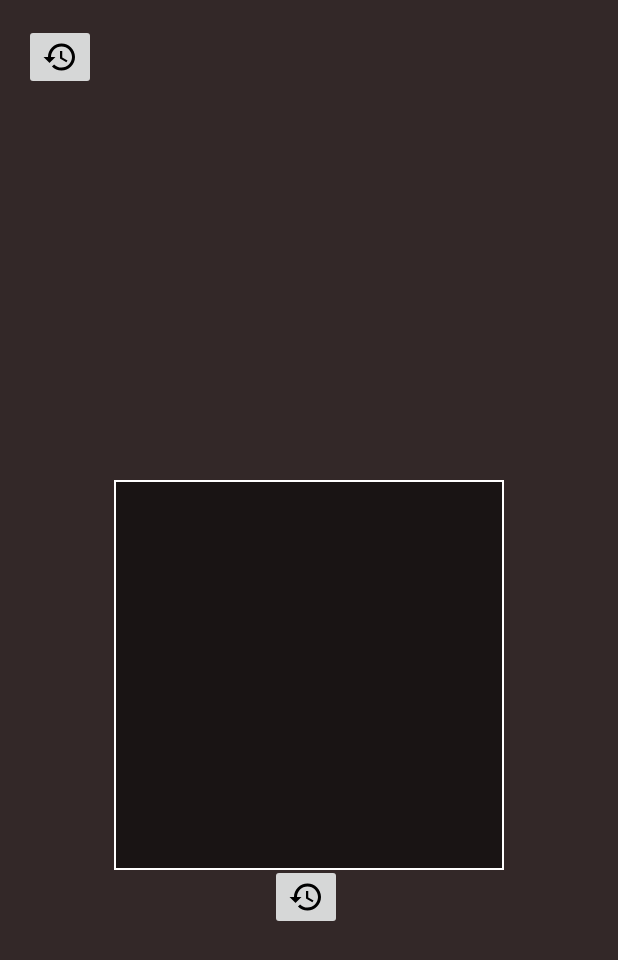
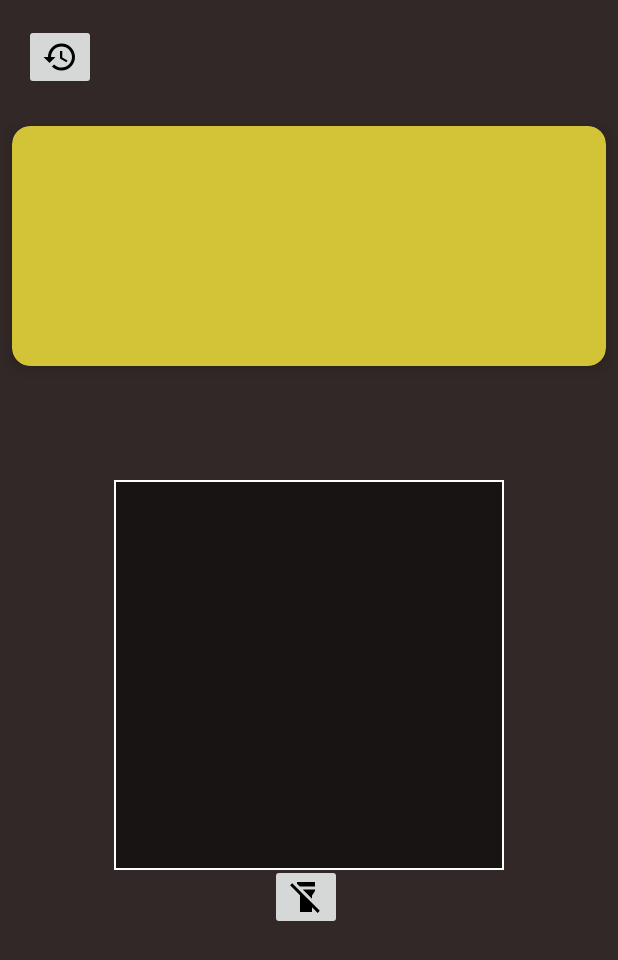
Before and after one commit to mouhcine-elhoubbadi/QRCode, an Android app: the MainActivity screen opened directly, with no data from a screen before it, on a phone screen of 412 x 824 dp. Shown: the top 960 px of the screen. Run offline under Robolectric (Android 15) with nearby library versions, the phone set to English and light mode, and no system bars; libraries missing offline, so code that uses them is left out: androidx.camera.core, androidx.camera.lifecycle, androidx.camera.view, com.google.mlkit.vision; plain views replace PreviewView; 3 statements that could not run were skipped.

Commit message:
projet nadi

```diff
--- a/app/src/main/res/layout/activity_historique.xml
+++ b/app/src/main/res/layout/activity_historique.xml
@@ -10,7 +10,7 @@
         android:id="@+id/emptyHistoryTextView"
         android:layout_width="wrap_content"
         android:layout_height="wrap_content"
-        android:text="Chargement de l'historique..."
+        android:text="@string/name"
         android:textSize="18sp"
         android:paddingBottom="10dp" />
 
--- a/app/src/main/res/layout/activity_main.xml
+++ b/app/src/main/res/layout/activity_main.xml
@@ -18,7 +18,7 @@
         android:layout_alignParentEnd="true"
         android:layout_margin="16dp"/>
 
-        <!-- عرض الكاميرا -->
+
     <FrameLayout
         android:layout_width="match_parent"
         android:layout_height="match_parent">
@@ -43,20 +43,32 @@
 
         </androidx.camera.view.PreviewView>
 
-
+<androidx.cardview.widget.CardView
+    xmlns:android="http://schemas.android.com/apk/res/android"
+    android:layout_width="match_parent"
+    android:layout_height="160dp"
+    app:cardBackgroundColor="@color/jeune"
+    android:layout_margin="8dp"
+    app:cardCornerRadius="12dp"
+    app:cardElevation="6dp">
+    >
     <TextView
         android:id="@+id/Affiche"
         android:layout_width="match_parent"
         android:layout_height="wrap_content"
         android:gravity="center"
         android:text=""
+        android:padding="16dp"
+        android:textSize="16sp"
         android:layout_marginTop="20dp"
         android:textColor="@color/white" />
+</androidx.cardview.widget.CardView>
+
         <ImageButton
             android:id="@+id/flashButton"
             android:layout_width="wrap_content"
             android:layout_height="wrap_content"
-            android:src="@drawable/history"
+            android:src="@drawable/flashof"
             android:contentDescription="Historique"
             android:layout_alignParentEnd="true"
             android:layout_marginTop="500dp"
--- a/app/src/main/res/layout/item_historique.xml
+++ b/app/src/main/res/layout/item_historique.xml
@@ -10,7 +10,7 @@
         android:layout_height="wrap_content"
         android:padding="8dp"
         android:textSize="16sp"
-        android:background="@android:color/darker_gray"
+        android:background="@color/gray"
         android:textColor="@android:color/white"
         tools:ignore="MissingConstraints" />
 
--- a/app/src/main/res/values/colors.xml
+++ b/app/src/main/res/values/colors.xml
@@ -4,4 +4,6 @@
     <color name="white">#FFFFFFFF</color>
     <color name="white1">#354C87</color>
     <color name="orange">#DE8D18</color>
+    <color name="jeune">#D3C336</color>
+    <color name="gray">#AAAAAA</color>
 </resources>
--- a/app/src/main/res/values/strings.xml
+++ b/app/src/main/res/values/strings.xml
@@ -1,3 +1,6 @@
 <resources>
     <string name="app_name">QRCode</string>
+    <string name="name">Chargement de l\'historique...</string>
+    <string name="hint">Enter votre nom complet</string>
+    <string name="title">QR Code Scanner Generator</string>
 </resources>
```
Also changed, not shown: app/src/main/res/layout/activity_main2.xml (+6 -6 lines), app/src/main/res/drawable/logo.png (added). Lines whose indentation alone changed are shown as unchanged.
